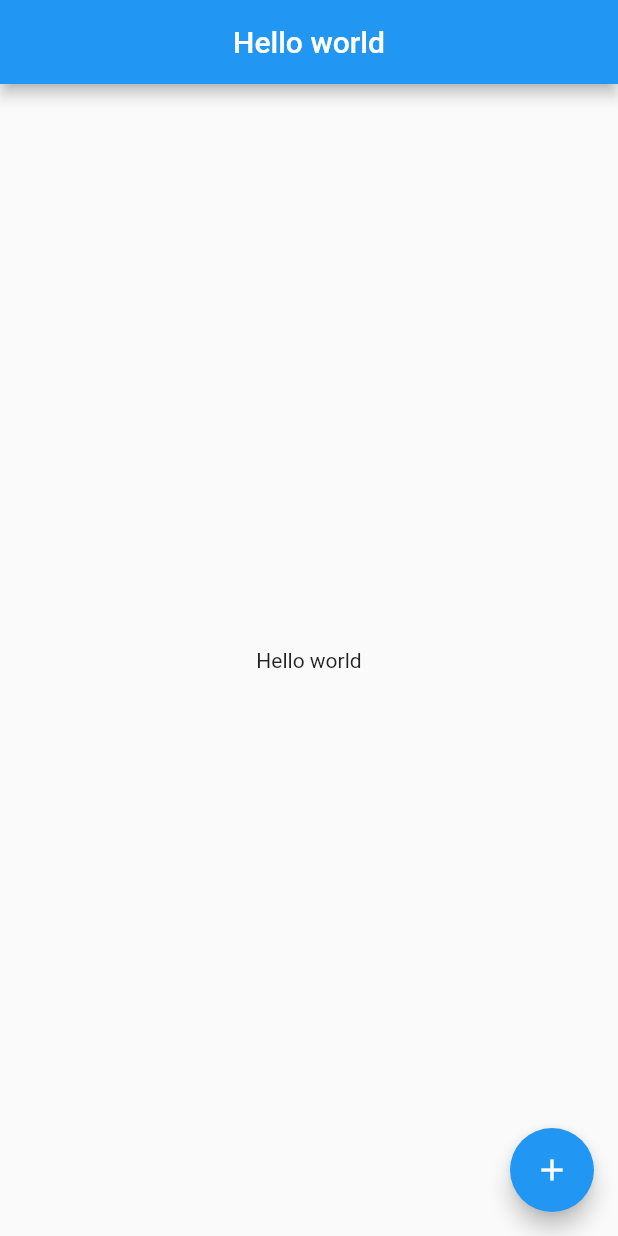
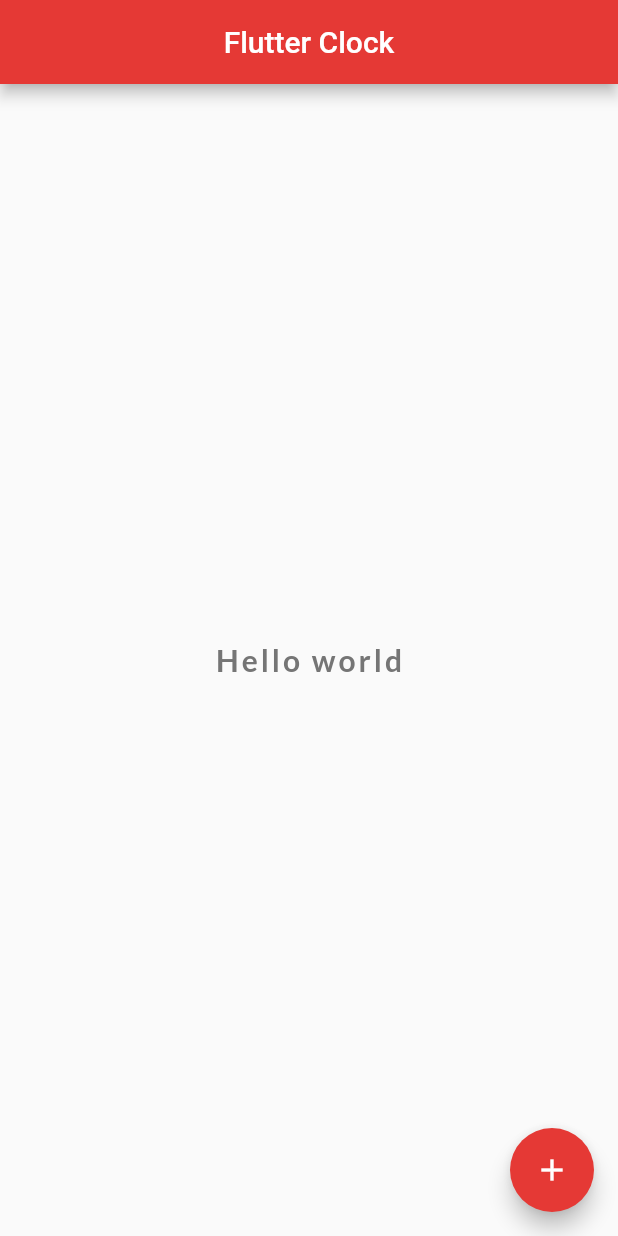
Before and after one commit to Colty1999/flutter_clock, a Flutter app: the screen it shows after launch, on a phone screen of 412 x 824 dp. Run offline on Flutter 3.47's test engine with Material 2 defaults, Android fonts, the phone set to English and light mode, and no system bars; our stand-ins replace google_fonts.

Commit message:
Home widget added; Google fonts added

```diff
--- a/lib/main.dart
+++ b/lib/main.dart
@@ -1,4 +1,5 @@
 import 'package:flutter/material.dart';
+import 'package:google_fonts/google_fonts.dart';
 
 void main() => runApp(const MyApp());
 
@@ -6,20 +7,42 @@ class MyApp extends StatelessWidget {
   const MyApp({super.key});
   @override
   Widget build(BuildContext context) {
-    return MaterialApp(
-      home: Scaffold(
+    return const MaterialApp(
+      home: Home(),
+    );
+  }
+}
+
+class Home extends StatelessWidget {
+  const Home({super.key});
+
+  @override
+  Widget build(BuildContext context) {
+    return Scaffold(
         appBar: AppBar(
-          title: const Text('Hello world'),
+          title: const Text('Flutter Clock'),
           centerTitle: true,
+          backgroundColor: Colors.red[600],
         ),
-        body: const Center(
-          child: Text('Hello world'),
+        body: Center(
+          child: Text(
+            'Hello world',
+            style: GoogleFonts.lato(
+              textStyle: TextStyle(
+                fontSize: 20.0,
+                fontWeight: FontWeight.bold,
+                letterSpacing: 2.0,
+                color: Colors.grey[600],
+                // fontFamily:
+              ),
+            ),
+          ),
         ),
         floatingActionButton: FloatingActionButton(
           onPressed: () {},
+          backgroundColor: Colors.red[600],
           child: const Icon(Icons.add),
         ),
-      ),
-    );
+      );
   }
 }
--- a/pubspec.yaml
+++ b/pubspec.yaml
@@ -35,6 +35,7 @@ dependencies:
   # The following adds the Cupertino Icons font to your application.
   # Use with the CupertinoIcons class for iOS style icons.
   cupertino_icons: ^1.0.2
+  google_fonts: ^5.1.0
 
 dev_dependencies:
   flutter_test:
```
